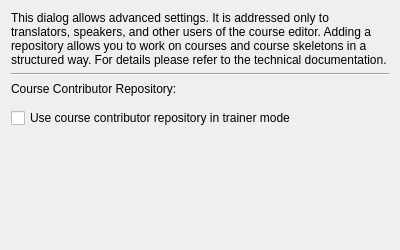
Old version of the form src/ui/resourcesdialogpage.ui in the repository KDE/artikulate.
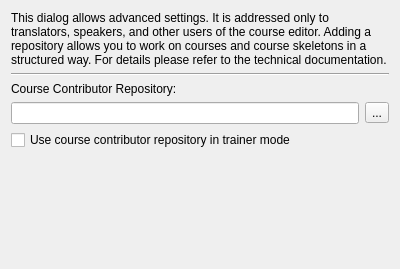
New version of the form. Icons and pictures are not drawn. Custom widgets are drawn as their Qt base class.

```diff
--- a/src/ui/resourcesdialogpage.ui
+++ b/src/ui/resourcesdialogpage.ui
@@ -7,7 +7,7 @@
     <x>0</x>
     <y>0</y>
     <width>400</width>
-    <height>250</height>
+    <height>269</height>
    </rect>
   </property>
   <property name="sizePolicy">
@@ -29,52 +29,6 @@
    </size>
   </property>
   <layout class="QGridLayout" name="gridLayout_2">
-   <item row="3" column="0">
-    <widget class="QLabel" name="label_2">
-     <property name="text">
-      <string>Course Contributor Repository:</string>
-     </property>
-    </widget>
-   </item>
-   <item row="6" column="0">
-    <spacer name="verticalSpacer">
-     <property name="orientation">
-      <enum>Qt::Vertical</enum>
-     </property>
-     <property name="sizeHint" stdset="0">
-      <size>
-       <width>20</width>
-       <height>40</height>
-      </size>
-     </property>
-    </spacer>
-   </item>
-   <item row="4" column="0">
-    <widget class="KUrlRequester" name="kcfg_CourseRepositoryPath">
-     <property name="sizePolicy">
-      <sizepolicy hsizetype="Preferred" vsizetype="Fixed">
-       <horstretch>0</horstretch>
-       <verstretch>0</verstretch>
-      </sizepolicy>
-     </property>
-     <property name="toolTip">
-      <string>Path to the contributor repository.</string>
-     </property>
-     <property name="mode">
-      <set>KFile::Directory|KFile::ExistingOnly|KFile::LocalOnly</set>
-     </property>
-    </widget>
-   </item>
-   <item row="5" column="0">
-    <widget class="QCheckBox" name="kcfg_UseCourseRepository">
-     <property name="toolTip">
-      <string>Use this option only if you are a course contributor and you are working on a course repository.</string>
-     </property>
-     <property name="text">
-      <string>Use course contributor repository in trainer mode</string>
-     </property>
-    </widget>
-   </item>
    <item row="1" column="0">
     <widget class="QLabel" name="label">
      <property name="sizePolicy">
@@ -103,6 +57,43 @@
      </property>
     </widget>
    </item>
+   <item row="3" column="0">
+    <widget class="QLabel" name="label_2">
+     <property name="text">
+      <string>Course Contributor Repository:</string>
+     </property>
+    </widget>
+   </item>
+   <item row="5" column="0">
+    <layout class="QHBoxLayout" name="repositoryPathLine">
+     <item>
+      <widget class="QLineEdit" name="kcfg_CourseRepositoryPath">
+       <property name="sizePolicy">
+        <sizepolicy hsizetype="Preferred" vsizetype="Fixed">
+         <horstretch>0</horstretch>
+         <verstretch>0</verstretch>
+        </sizepolicy>
+       </property>
+       <property name="toolTip">
+        <string>Path to the contributor repository.</string>
+       </property>
+       <property name="clearButtonEnabled">
+        <bool>true</bool>
+       </property>
+      </widget>
+     </item>
+     <item>
+      <widget class="QToolButton" name="buttonSelectCourseRepository">
+       <property name="text">
+        <string>...</string>
+       </property>
+       <property name="icon">
+        <iconset theme="document-open-folder"/>
+       </property>
+      </widget>
+     </item>
+    </layout>
+   </item>
    <item row="2" column="0">
     <widget class="Line" name="line">
      <property name="orientation">
@@ -110,15 +101,31 @@
      </property>
     </widget>
    </item>
+   <item row="7" column="0">
+    <widget class="QCheckBox" name="kcfg_UseCourseRepository">
+     <property name="toolTip">
+      <string>Use this option only if you are a course contributor and you are working on a course repository.</string>
+     </property>
+     <property name="text">
+      <string>Use course contributor repository in trainer mode</string>
+     </property>
+    </widget>
+   </item>
+   <item row="8" column="0">
+    <spacer name="verticalSpacer">
+     <property name="orientation">
+      <enum>Qt::Vertical</enum>
+     </property>
+     <property name="sizeHint" stdset="0">
+      <size>
+       <width>20</width>
+       <height>40</height>
+      </size>
+     </property>
+    </spacer>
+   </item>
   </layout>
  </widget>
- <customwidgets>
-  <customwidget>
-   <class>KUrlRequester</class>
-   <extends>QFrame</extends>
-   <header>kurlrequester.h</header>
-  </customwidget>
- </customwidgets>
  <resources/>
  <connections/>
 </ui>
```
